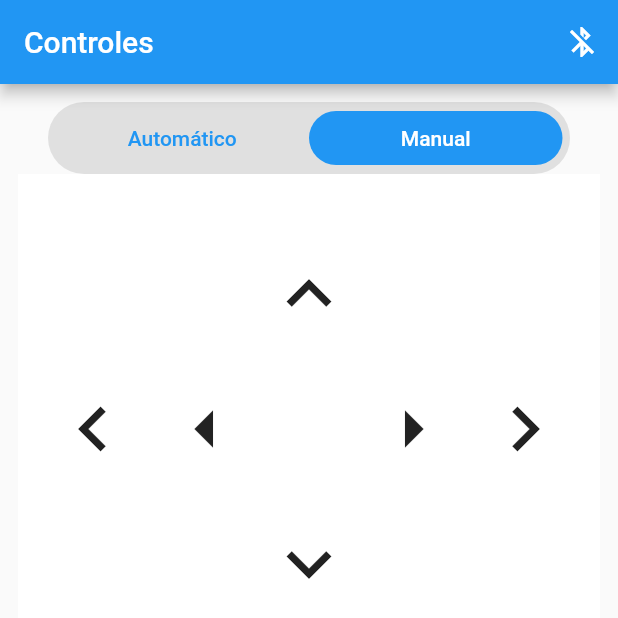
After one commit to rodriguescelio/Aspirator5000, a Flutter app: the HomePage screen opened directly, after a tap on "Manual", on a phone screen of 412 x 824 dp. The commit adds this screen. Shown: the top 618 px of the screen. Run offline on Flutter 3.47's test engine with Material 2 defaults, Android fonts, the phone set to English and light mode, and no system bars; our stand-ins replace flutter_blue, get_it.

Commit message:
Rearranging the structure

```diff
--- a/app/lib/main.dart
+++ b/app/lib/main.dart
@@ -1,6 +1,8 @@
+import 'package:aspirator5000/utils/device.dart';
 import 'package:aspirator5000/views/pages/splash.page.dart';
 import 'package:flutter/material.dart';
 import 'package:flutter/services.dart';
+import 'package:get_it/get_it.dart';
 
 void main() {
   WidgetsFlutterBinding.ensureInitialized();
@@ -8,6 +10,7 @@ void main() {
     DeviceOrientation.portraitUp,
     DeviceOrientation.portraitDown,
   ]).then((_) {
+    GetIt.I.registerSingleton(Device());
     runApp(const MyApp());
   });
 }
--- /dev/null
+++ b/app/lib/utils/device.dart
@@ -0,0 +1,79 @@
+import 'dart:async';
+import 'dart:convert';
+
+import 'package:aspirator5000/constants.dart';
+import 'package:aspirator5000/utils/command_stack.dart';
+import 'package:flutter_blue/flutter_blue.dart';
+import 'package:get_it/get_it.dart';
+
+class Device {
+  final CommandStack _commandStack = CommandStack();
+  final StreamController<Map<String, dynamic>> _streamController =
+      StreamController.broadcast();
+
+  late BluetoothCharacteristic _channel;
+
+  StreamSubscription<List<int>>? _bluetoothReceiver;
+  StreamSubscription<BluetoothDeviceState>? _bluetoothState;
+
+  Function()? _onDisconnect;
+  Function(String error)? _onError;
+
+  Future<void> _listenCommand(String command) async {
+    await _channel
+        .write(command.split("").map((e) => e.codeUnitAt(0)).toList());
+    return;
+  }
+
+  void _listenDisconnection(BluetoothDeviceState event) {
+    if (event == BluetoothDeviceState.disconnected) {
+      GetIt.I.unregister<BluetoothDevice>();
+      _onDisconnect!();
+    }
+  }
+
+  void _subscribe() {
+    _channel.setNotifyValue(true);
+    _bluetoothReceiver = _channel.value.listen((event) {
+      String message = event.map((v) => String.fromCharCode(v)).join("");
+      try {
+        _streamController.sink.add(jsonDecode(message));
+      } catch (e) {
+        _onError?.call("Mensagem inválida recebida. [$message]");
+      }
+    });
+  }
+
+  Future<void> connect() async {
+    BluetoothDevice device = GetIt.I<BluetoothDevice>();
+    BluetoothService service = (await device.discoverServices())
+        .firstWhere((s) => s.uuid == Constants.device);
+    _commandStack.listen(_listenCommand);
+    _channel =
+        service.characteristics.firstWhere((c) => c.uuid == Constants.channel);
+    _bluetoothState = device.state.listen(_listenDisconnection);
+    _subscribe();
+  }
+
+  StreamSubscription<Map<String, dynamic>> onMessage(
+      void Function(Map<String, dynamic> message) onMessage) {
+    return _streamController.stream.listen(onMessage);
+  }
+
+  void onDisconnect(void Function() onDisconnect) {
+    _onDisconnect = onDisconnect;
+  }
+
+  void onError(void Function(String error) onError) {
+    _onError = onError;
+  }
+
+  void send(String command) {
+    _commandStack.add(command);
+  }
+
+  void dispose() {
+    _bluetoothReceiver!.cancel();
+    _bluetoothState!.cancel();
+  }
+}
--- /dev/null
+++ b/app/lib/views/pages/automatic.page.dart
@@ -0,0 +1,15 @@
+import 'package:flutter/material.dart';
+
+class AutomaticPage extends StatefulWidget {
+  const AutomaticPage({Key? key}) : super(key: key);
+
+  @override
+  _AutomaticPageState createState() => _AutomaticPageState();
+}
+
+class _AutomaticPageState extends State<AutomaticPage> {
+  @override
+  Widget build(BuildContext context) {
+    return const Text("Automatico");
+  }
+}
--- a/app/lib/views/pages/home.page.dart
+++ b/app/lib/views/pages/home.page.dart
@@ -1,12 +1,12 @@
 import 'dart:async';
 
-import 'package:aspirator5000/constants.dart';
-import 'package:aspirator5000/utils/command_stack.dart';
+import 'package:aspirator5000/utils/device.dart';
+import 'package:aspirator5000/views/pages/automatic.page.dart';
 import 'package:aspirator5000/views/pages/connection.page.dart';
+import 'package:aspirator5000/views/pages/manual.page.dart';
 import 'package:flutter/material.dart';
 import 'package:flutter_blue/flutter_blue.dart';
 import 'package:get_it/get_it.dart';
-import 'package:intl/intl.dart';
 
 class HomePage extends StatefulWidget {
   const HomePage({Key? key}) : super(key: key);
@@ -15,65 +15,41 @@ class HomePage extends StatefulWidget {
   _HomePageState createState() => _HomePageState();
 }
 
-class _HomePageState extends State<HomePage> {
-  List<String> _log = [];
-  final ScrollController _scrollController = ScrollController();
-  final DateFormat _dateFormat = DateFormat("dd/MM/yyyy HH:mm:ss");
-  late BluetoothCharacteristic _channel;
-  final CommandStack _commandStack = CommandStack();
-  StreamSubscription<List<int>>? _bluetoothReceiver;
-  StreamSubscription<BluetoothDeviceState>? _bluetoothState;
+class _HomePageState extends State<HomePage>
+    with SingleTickerProviderStateMixin {
+  final Device _device = GetIt.I<Device>();
+
+  late TabController _tabController;
 
   void _disconnect() async {
     await GetIt.I<BluetoothDevice>().disconnect();
   }
 
-  Future<void> _listenCommand(String command) async {
-    await _channel
-        .write(command.split("").map((e) => e.codeUnitAt(0)).toList());
-    return;
-  }
-
-  void _listenDisconnection(BluetoothDeviceState event) {
-    if (event == BluetoothDeviceState.disconnected) {
-      GetIt.I.unregister<BluetoothDevice>();
+  void _listenDisconnection() {
     Navigator.of(context).pushReplacement(
         MaterialPageRoute(builder: (_) => const ConnectionPage()));
   }
+
+  void _listenError(String error) {
+    ScaffoldMessenger.of(context).showSnackBar(SnackBar(
+      content: Text(error),
+    ));
   }
 
   Future<void> _bindDevice() async {
-    BluetoothDevice device = GetIt.I<BluetoothDevice>();
-    BluetoothService service = (await device.discoverServices())
-        .firstWhere((s) => s.uuid == Constants.device);
-    _channel =
-        service.characteristics.firstWhere((c) => c.uuid == Constants.channel);
-    _commandStack.listen(_listenCommand);
-    _bluetoothState = device.state.listen(_listenDisconnection);
-    return;
+    _device.connect();
+    _device.onDisconnect(_listenDisconnection);
+    _device.onError(_listenError);
   }
 
-  void _startLogWatcher() async {
-    _channel.setNotifyValue(true);
-    _bluetoothReceiver = _channel.value.listen((event) {
-      String now = _dateFormat.format(DateTime.now());
-      String log = event.map((v) => String.fromCharCode(v)).join("");
-
-      setState(() {
-        _log = [..._log, '[$now] - $log'];
-      });
-
-      Future.delayed(
-        const Duration(milliseconds: 200),
-        () => _scrollController
-            .jumpTo(_scrollController.position.maxScrollExtent),
-      );
-    });
+  void _tabChanging() {
+    setState(() {});
   }
 
   void _init() async {
+    _tabController = TabController(length: 2, vsync: this);
+    _tabController.addListener(_tabChanging);
     await _bindDevice();
-    _startLogWatcher();
   }
 
   @override
@@ -84,9 +60,42 @@ class _HomePageState extends State<HomePage> {
 
   @override
   void dispose() {
-    _bluetoothReceiver!.cancel();
-    _bluetoothState!.cancel();
+    _tabController.dispose();
+    _device.dispose();
     super.dispose();
+  }
+
+  Widget _tabButton(String label, int index, void Function() onPressed) {
+    return Flexible(
+      fit: FlexFit.tight,
+      child: TextButton(
+        style: ButtonStyle(
+          shape: MaterialStateProperty.all(
+            RoundedRectangleBorder(
+              borderRadius: BorderRadius.circular(20.0),
+            ),
+          ),
+          backgroundColor: MaterialStateProperty.all(
+            _tabController.index == index ? Colors.blue : Colors.transparent,
+          ),
+          foregroundColor: MaterialStateProperty.all(
+            _tabController.index == index ? Colors.white : Colors.blue,
+          ),
+        ),
+        onPressed: onPressed,
+        child: Text(label),
+      ),
+    );
+  }
+
+  void _toAutomatic() {
+    _tabController.animateTo(0);
+    _device.send("AUTOMATIC");
+  }
+
+  void _toManual() {
+    _tabController.animateTo(1);
+    _device.send("MANUAL");
   }
 
   @override
@@ -102,103 +111,39 @@ class _HomePageState extends State<HomePage> {
         ],
       ),
       body: SizedBox.expand(
-        child: Container(
-          color: Colors.white,
         child: Padding(
-            padding: const EdgeInsets.only(
-              top: 50.0,
-              left: 20.0,
-              bottom: 20.0,
-              right: 20.0,
-            ),
+          padding: const EdgeInsets.all(12.0),
           child: Column(
             children: [
-                GestureDetector(
-                  onTapDown: (_) => _commandStack.add("+U"),
-                  onTapUp: (_) => _commandStack.add("-U"),
-                  child: const Icon(
-                    Icons.keyboard_arrow_up,
-                    size: 60.0,
+              Padding(
+                padding: const EdgeInsets.only(left: 20.0, right: 20.0),
+                child: Container(
+                  padding: const EdgeInsets.only(left: 5.0, right: 5.0),
+                  decoration: BoxDecoration(
+                    color: Colors.grey[300],
+                    borderRadius: const BorderRadius.all(Radius.circular(30.0)),
                   ),
-                ),
-                const SizedBox(
-                  height: 30.0,
-                ),
-                Row(
+                  child: Row(
                     children: [
-                    GestureDetector(
-                      onTapDown: (_) => _commandStack.add("+LF"),
-                      onTapUp: (_) => _commandStack.add("-LF"),
-                      child: const Icon(
-                        Icons.keyboard_arrow_left,
-                        size: 60.0,
-                      ),
-                    ),
-                    const SizedBox(width: 15.0),
-                    GestureDetector(
-                      onTapDown: (_) => _commandStack.add("+L"),
-                      onTapUp: (_) => _commandStack.add("-L"),
-                      child: const Icon(
-                        Icons.arrow_left,
-                        size: 60.0,
-                      ),
-                    ),
-                    const Spacer(),
-                    GestureDetector(
-                      onTapDown: (_) => _commandStack.add("+R"),
-                      onTapUp: (_) => _commandStack.add("-R"),
-                      child: const Icon(
-                        Icons.arrow_right,
-                        size: 60.0,
-                      ),
-                    ),
-                    const SizedBox(width: 15.0),
-                    GestureDetector(
-                      onTapDown: (_) => _commandStack.add("+RF"),
-                      onTapUp: (_) => _commandStack.add("-RF"),
-                      child: const Icon(
-                        Icons.keyboard_arrow_right,
-                        size: 60.0,
-                      ),
-                    ),
+                      _tabButton("Automático", 0, _toAutomatic),
+                      _tabButton("Manual", 1, _toManual),
                     ],
-                ),
-                const SizedBox(
-                  height: 30.0,
-                ),
-                GestureDetector(
-                  onTapDown: (_) => _commandStack.add("+D"),
-                  onTapUp: (_) => _commandStack.add("-D"),
-                  child: const Icon(
-                    Icons.keyboard_arrow_down,
-                    size: 60.0,
-                  ),
-                ),
-                const SizedBox(height: 20.0),
-                Expanded(
-                  child: Container(
-                    color: Colors.black,
-                    child: ListView.builder(
-                      controller: _scrollController,
-                      itemCount: _log.length,
-                      itemBuilder: (itemContext, index) => Padding(
-                        padding: const EdgeInsets.symmetric(
-                          horizontal: 5.0,
-                          vertical: 2.0,
-                        ),
-                        child: Text(
-                          _log[index],
-                          style: const TextStyle(color: Colors.white),
                   ),
                 ),
               ),
+              Expanded(
+                child: TabBarView(
+                  controller: _tabController,
+                  children: [
+                    AutomaticPage(),
+                    ManualPage(),
+                  ],
                 ),
               ),
             ],
           ),
         ),
       ),
-      ),
     );
   }
 }
--- /dev/null
+++ b/app/lib/views/pages/manual.page.dart
@@ -0,0 +1,114 @@
+import 'dart:async';
+
+import 'package:aspirator5000/utils/device.dart';
+import 'package:flutter/material.dart';
+import 'package:get_it/get_it.dart';
+
+class ManualPage extends StatefulWidget {
+  const ManualPage({Key? key}) : super(key: key);
+
+  @override
+  _ManualPageState createState() => _ManualPageState();
+}
+
+class _ManualPageState extends State<ManualPage> {
+  final Device _device = GetIt.I<Device>();
+
+  StreamSubscription<Map<String, dynamic>>? _subscription;
+
+  void _onMessage(Map<String, dynamic> message) {}
+
+  @override
+  void initState() {
+    super.initState();
+    _subscription = _device.onMessage(_onMessage);
+  }
+
+  @override
+  void dispose() {
+    _subscription?.cancel();
+    super.dispose();
+  }
+
+  @override
+  Widget build(BuildContext context) {
+    return SizedBox.expand(
+      child: Container(
+        color: Colors.white,
+        child: Padding(
+          padding: const EdgeInsets.only(
+            top: 50.0,
+            left: 20.0,
+            bottom: 20.0,
+            right: 20.0,
+          ),
+          child: Column(
+            children: [
+              GestureDetector(
+                onTapDown: (_) => _device.send("+U"),
+                onTapUp: (_) => _device.send("-U"),
+                child: const Icon(
+                  Icons.keyboard_arrow_up,
+                  size: 60.0,
+                ),
+              ),
+              const SizedBox(
+                height: 30.0,
+              ),
+              Row(
+                children: [
+                  GestureDetector(
+                    onTapDown: (_) => _device.send("+LF"),
+                    onTapUp: (_) => _device.send("-LF"),
+                    child: const Icon(
+                      Icons.keyboard_arrow_left,
+                      size: 60.0,
+                    ),
+                  ),
+                  const SizedBox(width: 15.0),
+                  GestureDetector(
+                    onTapDown: (_) => _device.send("+L"),
+                    onTapUp: (_) => _device.send("-L"),
+                    child: const Icon(
+                      Icons.arrow_left,
+                      size: 60.0,
+                    ),
+                  ),
+                  const Spacer(),
+                  GestureDetector(
+                    onTapDown: (_) => _device.send("+R"),
+                    onTapUp: (_) => _device.send("-R"),
+                    child: const Icon(
+                      Icons.arrow_right,
+                      size: 60.0,
+                    ),
+                  ),
+                  const SizedBox(width: 15.0),
+                  GestureDetector(
+                    onTapDown: (_) => _device.send("+RF"),
+                    onTapUp: (_) => _device.send("-RF"),
+                    child: const Icon(
+                      Icons.keyboard_arrow_right,
+                      size: 60.0,
+                    ),
+                  ),
+                ],
+              ),
+              const SizedBox(
+                height: 30.0,
+              ),
+              GestureDetector(
+                onTapDown: (_) => _device.send("+D"),
+                onTapUp: (_) => _device.send("-D"),
+                child: const Icon(
+                  Icons.keyboard_arrow_down,
+                  size: 60.0,
+                ),
+              ),
+            ],
+          ),
+        ),
+      ),
+    );
+  }
+}
```
Lines whose indentation alone changed are shown as unchanged.
